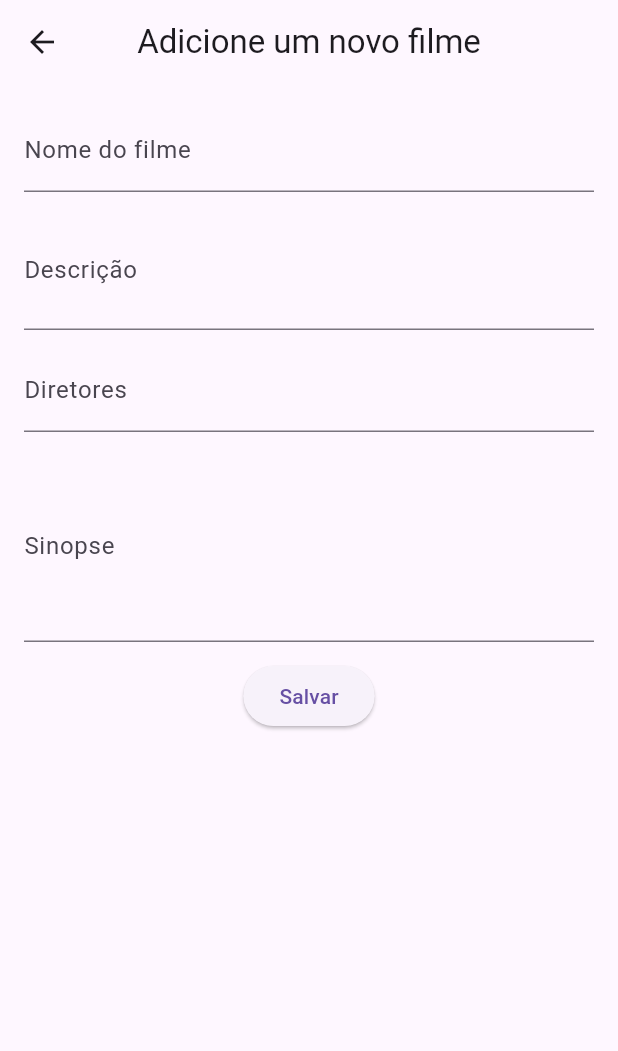
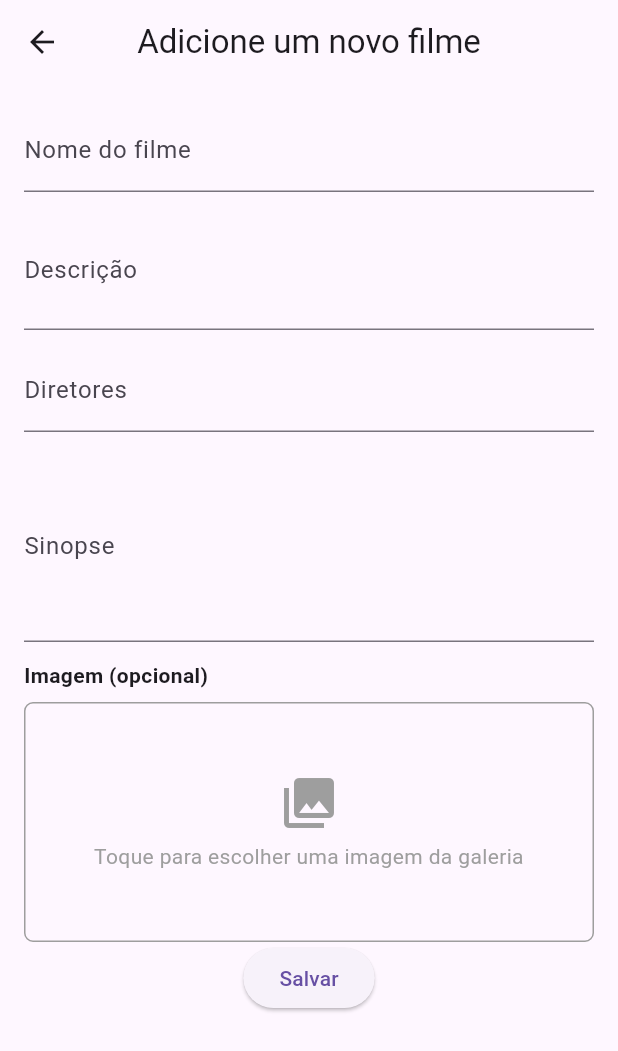
Before and after one commit to stiuff-mobile-devs/summerclass, a Flutter app: the MovieForm screen opened by its route, on a phone screen of 412 x 824 dp. Shown: the top 1051 px of the screen. Run offline on Flutter 3.47's test engine with Material 3 defaults, Android fonts, the light colour scheme and no system bars; our stand-ins replace get, image_picker; missing offline and left inert: vertical_card_pager.

Commit message:
feat: aula 3 pt2

```diff
--- a/lib/app/modules/movies/controller/movies_controller.dart
+++ b/lib/app/modules/movies/controller/movies_controller.dart
@@ -1,8 +1,13 @@
+import 'package:flutter/material.dart';
 import 'package:get/get.dart';
+import 'package:image_picker/image_picker.dart';
 import 'package:summerclass/app/routes/app_routes.dart';
 
 class MoviesController extends GetxController {
   MoviesController();
+
+  final ImagePicker picker = ImagePicker();
+  final ValueNotifier<XFile?> imageNotifier = ValueNotifier<XFile?>(null);
 
   void addNewMovie() {
     Get.toNamed(Routes.MOVIE_FORM);
@@ -15,4 +20,16 @@ class MoviesController extends GetxController {
     'synopsis': '',
     'image': '',
   };
+
+  Future<void> pickImage() async {
+    try {
+      final XFile? picked = await picker.pickImage(source: ImageSource.gallery);
+      if (picked != null) {
+        imageNotifier.value = picked;
+        movieForm['image'] = picked.path;
+      }
+    } catch (e) {
+      print('Erro ao selecionar imagem: $e');
+    }
+  }
 }
--- a/lib/app/modules/movies/ui/movie_form.dart
+++ b/lib/app/modules/movies/ui/movie_form.dart
@@ -1,5 +1,8 @@
+import 'dart:io';
+
 import 'package:flutter/material.dart';
 import 'package:get/get.dart';
+import 'package:image_picker/image_picker.dart';
 import 'package:summerclass/app/modules/movies/controller/movies_controller.dart';
 
 class MovieForm extends GetView<MoviesController> {
@@ -63,11 +66,65 @@ class MovieForm extends GetView<MoviesController> {
                 ),
                 SizedBox(height: 12),
 
+                ValueListenableBuilder<XFile?>(
+                  valueListenable: controller.imageNotifier,
+                  builder: (context, file, _) {
+                    return Column(
+                      crossAxisAlignment: CrossAxisAlignment.start,
+                      children: [
+                        Text(
+                          'Imagem (opcional)',
+                          style: TextStyle(fontWeight: FontWeight.w600),
+                        ),
+                        SizedBox(height: 8),
+                        GestureDetector(
+                          onTap: controller.pickImage,
+                          child: Container(
+                            height: 160,
+                            decoration: BoxDecoration(
+                              border: Border.all(color: Colors.grey),
+                              borderRadius: BorderRadius.circular(6),
+                            ),
+                            child: Center(
+                              child: file == null
+                                  ? Column(
+                                      mainAxisSize: MainAxisSize.min,
+                                      children: [
+                                        Icon(
+                                          Icons.photo_library,
+                                          size: 40,
+                                          color: Colors.grey,
+                                        ),
+                                        SizedBox(height: 6),
+                                        Text(
+                                          'Toque para escolher uma imagem da galeria',
+                                          textAlign: TextAlign.center,
+                                          style: TextStyle(color: Colors.grey),
+                                        ),
+                                      ],
+                                    )
+                                  : ClipRRect(
+                                      borderRadius: BorderRadius.circular(6),
+                                      child: Image.file(
+                                        File(file.path),
+                                        fit: BoxFit.cover,
+                                        width: double.infinity,
+                                        height: double.infinity,
+                                      ),
+                                    ),
+                            ),
+                          ),
+                        ),
+                      ],
+                    );
+                  },
+                ),
                 ElevatedButton(
                   onPressed: () {
                     final formState = _formKey.currentState;
                     if (formState != null && formState.validate()) {
                       formState.save();
+                      controller.imageNotifier.value = null;
                       print(controller.movieForm);
                       Get.back();
                       Get.snackbar(
--- a/lib/app/routes/app_pages.dart
+++ b/lib/app/routes/app_pages.dart
@@ -18,7 +18,7 @@ abstract class AppPages {
     GetPage(
       name: Routes.HOME,
       page: () => HomePage(),
-      binding: HomePageBinding(),
+      bindings: [HomePageBinding(), MoviesBindings()],
     ),
 
     GetPage(
--- a/pubspec.yaml
+++ b/pubspec.yaml
@@ -32,6 +32,7 @@ dependencies:
     sdk: flutter
   get: ^4.7.2
   vertical_card_pager: ^1.6.3
+  image_picker: ^1.2.0
 
   # The following adds the Cupertino Icons font to your application.
   # Use with the CupertinoIcons class for iOS style icons.
```
Also changed, not shown: pubspec.lock, 5 other files.
